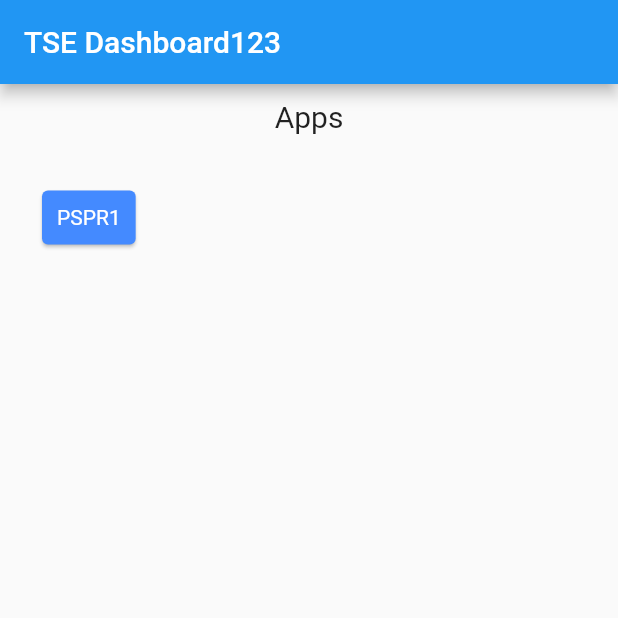
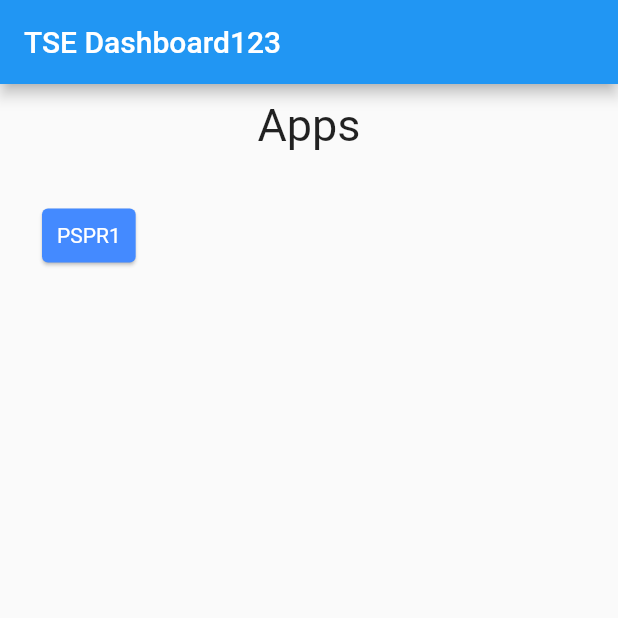
Before and after one commit to mnwer595/tse-dashboard, a Flutter app: the screen it shows after launch, on a phone screen of 412 x 824 dp, the top half of it. Run offline on Flutter 3.47's test engine with Material 2 defaults, Android fonts, the light colour scheme and no system bars.

Commit message:
Update home_page.dart

```diff
--- a/lib/screens/home_page.dart
+++ b/lib/screens/home_page.dart
@@ -14,7 +14,7 @@ class HomePage extends StatelessWidget {
         children: [
           Container(
             padding: EdgeInsets.all(10),
-            child: Text("Apps", style: TextStyle(fontSize: 20)),
+            child: Text("Apps", style: TextStyle(fontSize: 30)),
           ),
           Row(
             children: [
```
